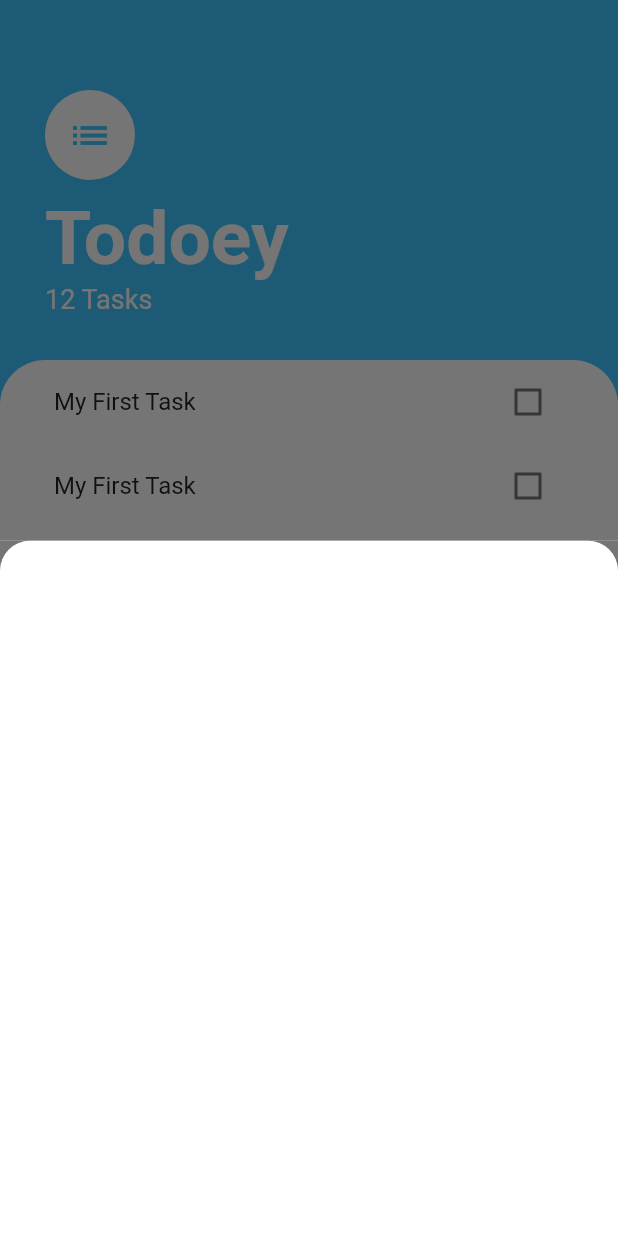
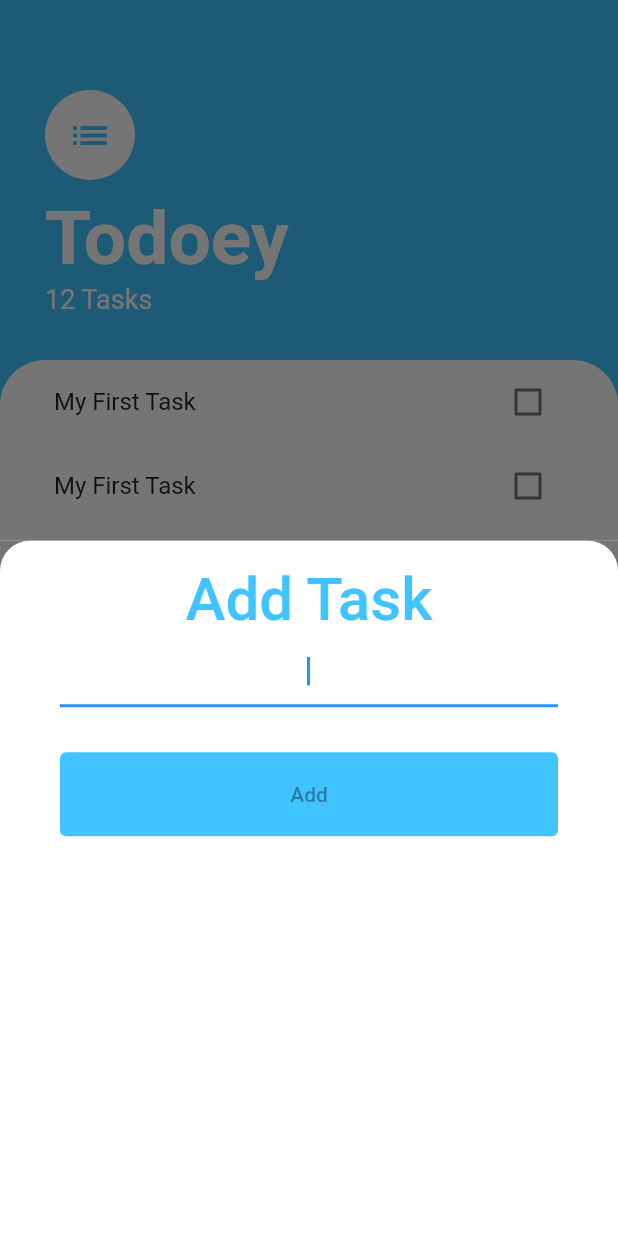
Before and after one commit to DevXanderCode/todoey_flutter, a Flutter app: the screen it shows after launch, after a tap on the "add" icon, on a phone screen of 412 x 824 dp. Run offline on Flutter 3.47's test engine with Material 2 defaults, Android fonts, the phone set to English and light mode, and no system bars.

Commit message:
started created flat button equivalent

```diff
--- a/lib/screens/add_task_screen.dart
+++ b/lib/screens/add_task_screen.dart
@@ -13,6 +13,34 @@ class AddTaskScreen extends StatelessWidget {
             topRight: Radius.circular(20.0),
           ),
         ),
+        child: Padding(
+          padding: const EdgeInsets.symmetric(horizontal: 40.0, vertical: 16.0),
+          child: Column(
+            children: [
+              Text(
+                'Add Task',
+                style: TextStyle(
+                    fontSize: 40.0,
+                    color: Colors.lightBlueAccent,
+                    fontWeight: FontWeight.w500),
+              ),
+              TextField(
+                autofocus: true,
+                textAlign: TextAlign.center,
+              ),
+              Padding(
+                padding: const EdgeInsets.only(top: 30.0),
+                child: TextButton(
+                  style: TextButton.styleFrom(
+                      minimumSize: Size(double.infinity, 56.0),
+                      backgroundColor: Colors.lightBlueAccent),
+                  onPressed: null,
+                  child: Text('Add'),
+                ),
+              )
+            ],
+          ),
+        ),
       ),
     );
   }
```
